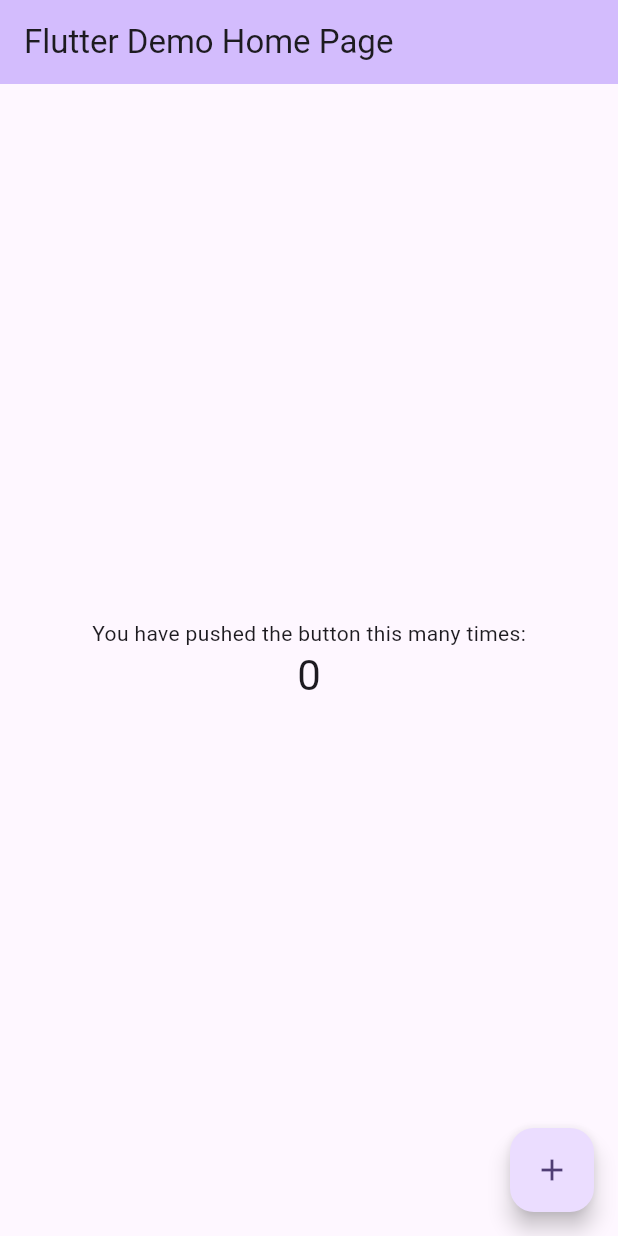
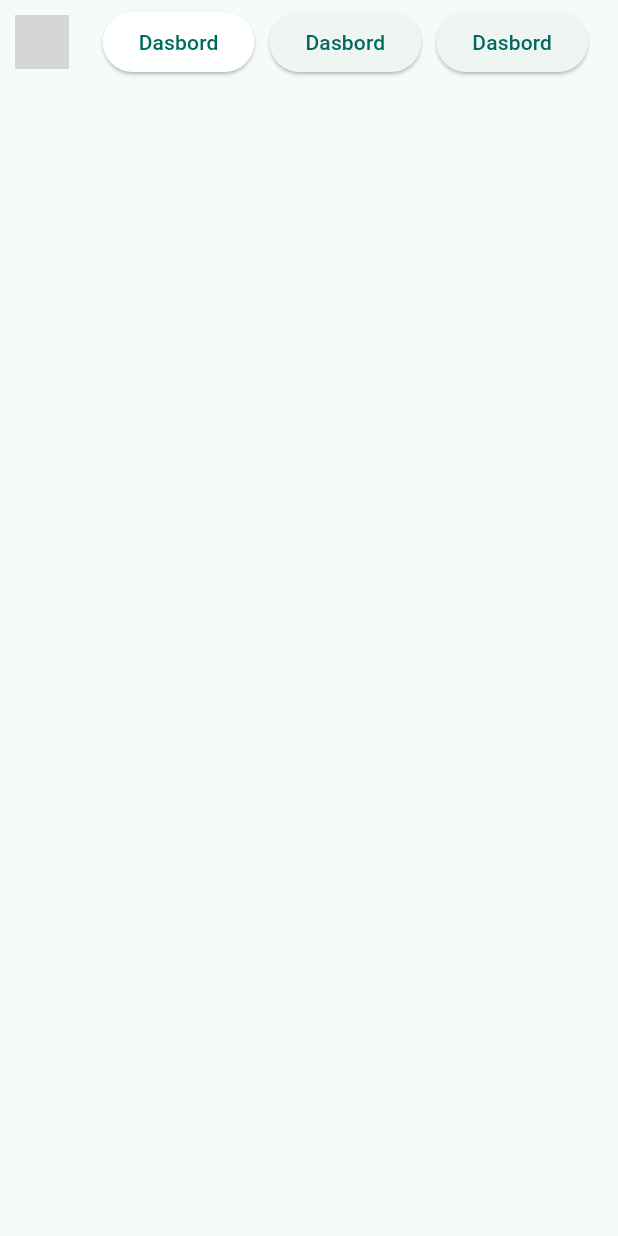
Before and after one commit to weshallsah/DDAS, a Flutter app: the screen it shows after launch, on a phone screen of 412 x 824 dp. Run offline on Flutter 3.47's test engine with Material 3 defaults, Android fonts, the phone set to English and light mode, and no system bars; grey boxes are pictures that could not be loaded.

Commit message:
todays work dashbord started

```diff
--- a/lib/main.dart
+++ b/lib/main.dart
@@ -1,3 +1,4 @@
+import 'package:ddas/screen/home.dart';
 import 'package:flutter/material.dart';
 
 void main() {
@@ -13,75 +14,12 @@ class MyApp extends StatelessWidget {
     return MaterialApp(
       title: 'Flutter Demo',
       theme: ThemeData(
-        colorScheme: ColorScheme.fromSeed(seedColor: Colors.deepPurple),
+        colorScheme: ColorScheme.fromSeed(seedColor: Colors.teal),
         useMaterial3: true,
       ),
-      home: const MyHomePage(title: 'Flutter Demo Home Page'),
+      darkTheme: ThemeData.dark(),
+      debugShowCheckedModeBanner: false,
+      home: HomeScreen(),
     );
   }
 }
-
-class MyHomePage extends StatefulWidget {
-  const MyHomePage({super.key, required this.title});
-
-  final String title;
-
-  @override
-  State<MyHomePage> createState() => _MyHomePageState();
-}
-
-class _MyHomePageState extends State<MyHomePage> {
-  int _counter = 0;
-
-  void _incrementCounter() {
-    setState(() {
-      _counter++;
-    });
-  }
-
-  @override
-  Widget build(BuildContext context) {
-    return Scaffold(
-      appBar: AppBar(
-        backgroundColor: Theme.of(context).colorScheme.inversePrimary,
-        // Here we take the value from the MyHomePage object that was created by
-        // the App.build method, and use it to set our appbar title.
-        title: Text(widget.title),
-      ),
-      body: Center(
-        // Center is a layout widget. It takes a single child and positions it
-        // in the middle of the parent.
-        child: Column(
-          // Column is also a layout widget. It takes a list of children and
-          // arranges them vertically. By default, it sizes itself to fit its
-          // children horizontally, and tries to be as tall as its parent.
-          //
-          // Column has various properties to control how it sizes itself and
-          // how it positions its children. Here we use mainAxisAlignment to
-          // center the children vertically; the main axis here is the vertical
-          // axis because Columns are vertical (the cross axis would be
-          // horizontal).
-          //
-          // TRY THIS: Invoke "debug painting" (choose the "Toggle Debug Paint"
-          // action in the IDE, or press "p" in the console), to see the
-          // wireframe for each widget.
-          mainAxisAlignment: MainAxisAlignment.center,
-          children: <Widget>[
-            const Text(
-              'You have pushed the button this many times:',
-            ),
-            Text(
-              '$_counter',
-              style: Theme.of(context).textTheme.headlineMedium,
-            ),
-          ],
-        ),
-      ),
-      floatingActionButton: FloatingActionButton(
-        onPressed: _incrementCounter,
-        tooltip: 'Increment',
-        child: const Icon(Icons.add),
-      ), // This trailing comma makes auto-formatting nicer for build methods.
-    );
-  }
-}
--- /dev/null
+++ b/lib/screen/home.dart
@@ -0,0 +1,58 @@
+import 'package:flutter/material.dart';
+
+class HomeScreen extends StatelessWidget {
+  const HomeScreen({super.key});
+
+  @override
+  Widget build(BuildContext context) {
+    return Scaffold(
+      appBar: AppBar(
+        // leadingWidth: 80,
+        leading: Container(
+          margin: EdgeInsets.all(10),
+          child: Image.asset("./assets/png/database.png"),
+        ),
+        titleSpacing: 0,
+        title: const Text(
+          "DDAS",
+          style: TextStyle(
+            fontWeight: FontWeight.bold,
+          ),
+        ),
+        actions: [
+          ElevatedButton(
+            style: ButtonStyle(
+              backgroundColor: WidgetStatePropertyAll(Colors.white)
+            ),
+            onPressed: () {},
+            child: Text(
+              "Dasbord",
+            ),
+          ),
+          SizedBox(
+            width: 10,
+          ),
+          ElevatedButton(
+            onPressed: () {},
+            child: Text(
+              "Dasbord",
+            ),
+          ),
+          SizedBox(
+            width: 10,
+          ),
+          ElevatedButton(
+            onPressed: () {},
+            child: Text(
+              "Dasbord",
+            ),
+          ),
+          SizedBox(
+            width: 20,
+          ),
+        ],
+      ),
+      body: Container(),
+    );
+  }
+}
```
Also changed, not shown: pubspec.yaml (+5 -2 lines), assets/png/database.png (added), pubspec.lock, 1 other file.
